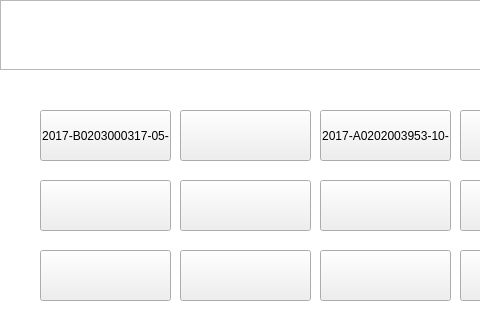
Old version of the form SmartCabinet/Device/devicesimulate.ui in the repository birdman1992/SmartCabinet; both pictures show x 0 to 480 and y 0 to 320 of the 640 by 480 pixel window.
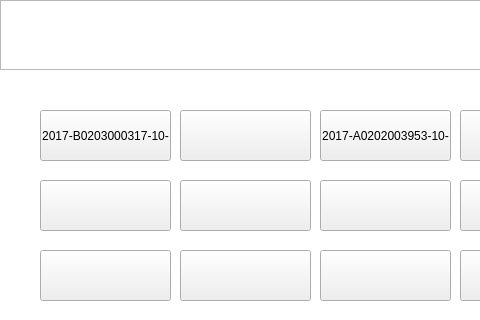
New version of the form.

Commit message: 修复取货窗口的数量显示细节

Diff of the .ui file:
```diff
--- a/SmartCabinet/Device/devicesimulate.ui
+++ b/SmartCabinet/Device/devicesimulate.ui
@@ -218,7 +218,7 @@
         <enum>Qt::NoFocus</enum>
        </property>
        <property name="text">
-        <string>2017-B0203000317-05-</string>
+        <string>2017-B0203000317-10-</string>
        </property>
       </widget>
       <widget class="QPushButton" name="pushButton_6">
```
The commit also changes 3 other files.
